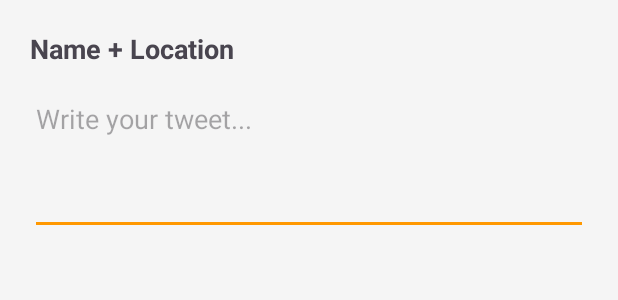
After one commit to kliniik/MAD_Kotlin, an Android app: the layout dialog_new_tweet.xml on its own in the app's theme, with its tools: preview values and no code run, on a phone screen of 412 x 824 dp. The commit adds this screen. Shown: the top 300 px of the screen. Run offline under Robolectric (Android 15) with nearby library versions, the phone set to English and light mode, and no system bars; network calls fail.

Commit message:
added Tweet function

```diff
--- a/app/build.gradle.kts
+++ b/app/build.gradle.kts
@@ -47,6 +47,7 @@ dependencies {
     implementation(libs.androidx.activity)
     implementation(libs.androidx.constraintlayout)
     implementation(libs.protolite.well.known.types)
+    implementation(libs.firebase.firestore.ktx)
     testImplementation(libs.junit)
     androidTestImplementation(libs.androidx.junit)
     androidTestImplementation(libs.androidx.espresso.core)
--- /dev/null
+++ b/app/src/main/res/layout/dialog_new_tweet.xml
@@ -0,0 +1,34 @@
+<?xml version="1.0" encoding="utf-8"?>
+<androidx.constraintlayout.widget.ConstraintLayout xmlns:android="http://schemas.android.com/apk/res/android"
+    xmlns:app="http://schemas.android.com/apk/res-auto"
+    android:padding="20dp"
+    android:layout_width="match_parent"
+    android:layout_height="wrap_content">
+
+    <TextView
+        android:id="@+id/tvDialogHeader"
+        android:text="@string/dialog_header"
+        android:textStyle="bold"
+        android:textSize="18sp"
+        android:layout_width="0dp"
+        android:layout_height="wrap_content"
+        app:layout_constraintTop_toTopOf="parent"
+        app:layout_constraintStart_toStartOf="parent"
+        app:layout_constraintEnd_toEndOf="parent"/>
+
+    <EditText
+        android:id="@+id/etTweetDialog"
+        android:hint="@string/dialog_hint"
+        android:minHeight="100dp"
+        android:gravity="top"
+        android:layout_width="0dp"
+        android:layout_height="wrap_content"
+        android:inputType="textMultiLine"
+        android:maxLines="5"
+        app:layout_constraintTop_toBottomOf="@id/tvDialogHeader"
+        app:layout_constraintStart_toStartOf="parent"
+        app:layout_constraintEnd_toEndOf="parent"
+        app:layout_constraintBottom_toBottomOf="parent"
+        android:layout_marginTop="12dp"/>
+
+</androidx.constraintlayout.widget.ConstraintLayout>
--- a/app/src/main/res/values/strings.xml
+++ b/app/src/main/res/values/strings.xml
@@ -12,4 +12,11 @@
     <string name="signed_out">Signed out</string>
     <string name="signed_cancelled">Signed in cancelled</string>
 
+    <string name="dialog_header">Name + Location</string>
+    <string name="dialog_hint">Write your tweet...</string>
+
+    <string name="coordinates_placeholder">Lat: 0.00000, Lon: 0.00000</string>
+    <string name="tweet_message_placeholder">Tweet text</string>
+    <string name="user_name_placeholder">User name</string>
+
 </resources>
--- a/gradle/libs.versions.toml
+++ b/gradle/libs.versions.toml
@@ -17,6 +17,7 @@ osmdroidAndroid = "6.1.11"
 protoliteWellKnownTypes = "18.0.0"
 retrofit = "2.9.0"
 roomRuntime = "2.6.1"
+firebaseFirestoreKtx = "25.1.3"
 
 [libraries]
 androidx-core-ktx = { group = "androidx.core", name = "core-ktx", version.ref = "coreKtx" }
@@ -39,6 +40,7 @@ material-v190 = { module = "com.google.android.material:material", version.ref =
 osmdroid-android = { module = "org.osmdroid:osmdroid-android", version.ref = "osmdroidAndroid" }
 protolite-well-known-types = { group = "com.google.firebase", name = "protolite-well-known-types", version.ref = "protoliteWellKnownTypes" }
 retrofit = { module = "com.squareup.retrofit2:retrofit", version.ref = "retrofit" }
+firebase-firestore-ktx = { group = "com.google.firebase", name = "firebase-firestore-ktx", version.ref = "firebaseFirestoreKtx" }
 
 [plugins]
 android-application = { id = "com.android.application", version.ref = "agp" }
```
Also changed, not shown: app/src/main/AndroidManifest.xml (+11 -3 lines), app/src/main/java/es/upm/btb/madproject/MainActivity.kt (+35 -11 lines), app/src/main/java/es/upm/btb/madproject/Tweet.kt (added, +11 -0 lines), app/src/main/java/es/upm/btb/madproject/TweetActivity.kt (added, +103 -0 lines), app/src/main/java/es/upm/btb/madproject/TweetAdapter.kt (added, +49 -0 lines), app/src/main/res/layout/activity_main.xml (+22 -6 lines), app/src/main/res/layout/activity_tweet.xml (added, +32 -0 lines), app/src/main/res/layout/item_tweet.xml (added, +42 -0 lines).
